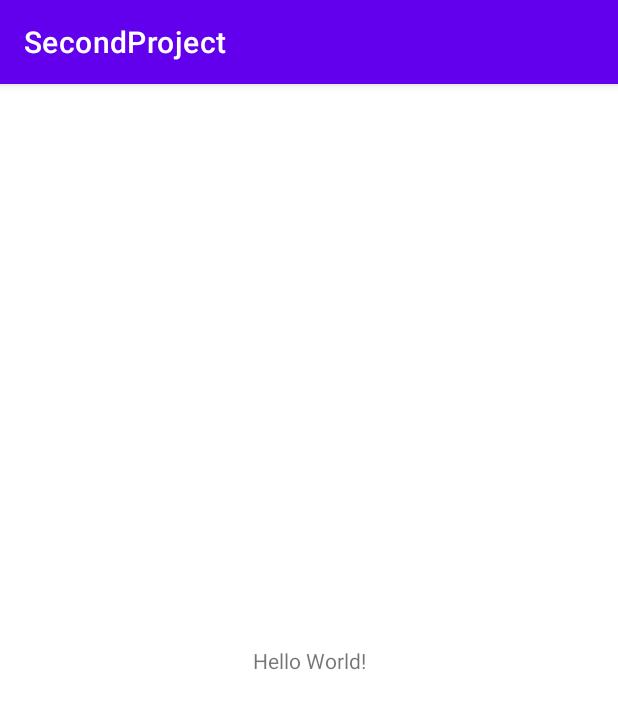
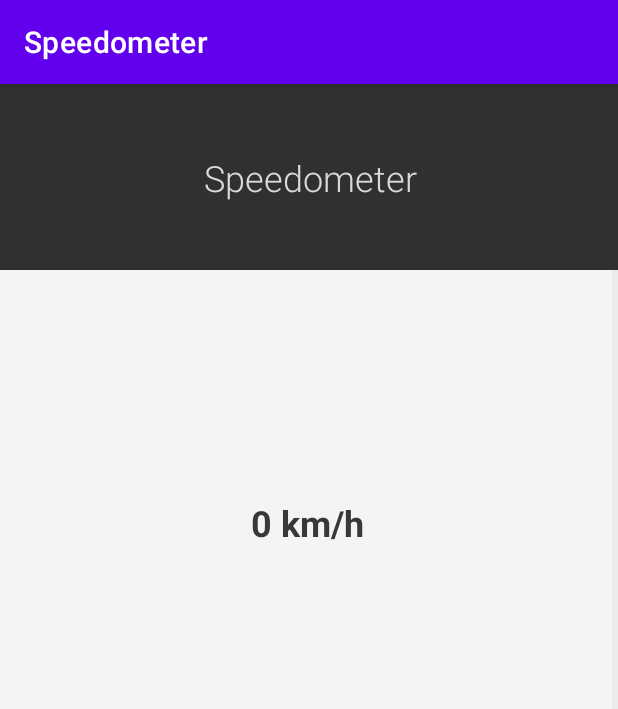
Before and after one commit to kerimartin/seconduniproject, an Android app: the screen it shows after launch (MainActivity), on a phone screen of 412 x 824 dp. Shown: the top 709 px of the screen. Run offline under Robolectric (Android 15) with nearby library versions, the phone set to English and light mode, and no system bars.

Commit message:
create git

```diff
--- a/app/src/main/AndroidManifest.xml
+++ b/app/src/main/AndroidManifest.xml
@@ -1,6 +1,10 @@
 <?xml version="1.0" encoding="utf-8"?>
 <manifest xmlns:android="http://schemas.android.com/apk/res/android"
     package="com.example.secondproject">
+
+    <uses-permission android:name="android.permission.ACCESS_FINE_LOCATION"/>
+    <uses-feature android:name="android.hardware.location.gps"/>
+    <uses-permission android:name="android.permission.ACCESS_COARSE_LOCATION" />
 
     <application
         android:allowBackup="true"
--- a/app/src/main/java/com/example/secondproject/MainActivity.java
+++ b/app/src/main/java/com/example/secondproject/MainActivity.java
@@ -1,15 +1,104 @@
 package com.example.secondproject;
 
+import androidx.annotation.NonNull;
 import androidx.appcompat.app.AppCompatActivity;
+import androidx.appcompat.widget.SwitchCompat;
+import android.Manifest;
+import android.annotation.SuppressLint;
+import android.content.Context;
+import android.content.pm.PackageManager;
+import android.location.Location;
+import android.location.LocationListener;
+import android.location.LocationManager;
+import android.os.Build;
+import android.os.Bundle;
+import android.widget.CompoundButton;
+import android.widget.TextView;
+import android.widget.Toast;
+import java.util.Formatter;
+import java.util.Locale;
 
-import android.os.Bundle;
 
-public class MainActivity extends AppCompatActivity {
+public class MainActivity extends AppCompatActivity implements LocationListener {
 
+    TextView textViewSpeed;
     @Override
     protected void onCreate(Bundle savedInstanceState) {
         super.onCreate(savedInstanceState);
         setContentView(R.layout.activity_main);
+
+        textViewSpeed = findViewById(R.id.textViewSpeed);
+
+        //check for gps permission
+        if (Build.VERSION.SDK_INT >= Build.VERSION_CODES.M && checkSelfPermission(Manifest.permission.ACCESS_FINE_LOCATION)
+                != PackageManager.PERMISSION_GRANTED){
+            requestPermissions(new String[]{Manifest.permission.ACCESS_FINE_LOCATION},100);
+        }else{
+            //start the program if the permission is granted
+            doStuff();
+        }
     }
 
+    @Override
+    public void onLocationChanged(Location location) {
+        if(location!=null){
+            CLocation myLocation = new CLocation(location);
+            this.updateSpeed(myLocation);
+            this.updateLocation(myLocation);
+        }
+
+    }
+
+    @Override
+    public void onStatusChanged(String provider, int status, Bundle extras) {
+
+    }
+
+    @Override
+    public void onProviderEnabled(String provider) {
+
+    }
+
+    @Override
+    public void onProviderDisabled(String provider) {
+
+    }
+    @SuppressLint("MissingPermission")
+    private void doStuff() {
+        LocationManager locationManager = (LocationManager) this.getSystemService(Context.LOCATION_SERVICE);
+        if(locationManager != null){
+            locationManager.requestLocationUpdates(LocationManager.GPS_PROVIDER,0,0,this);
+        }
+        Toast.makeText(this,"Waiting GPS Connection!", Toast.LENGTH_SHORT).show();
+    }
+
+    private void updateSpeed(CLocation location){
+        float nCurrentSpeed =0;
+        if(location!=null){
+            nCurrentSpeed = location.getSpeed();
+        }
+        Formatter fmt = new Formatter(new StringBuilder());
+        fmt.format(Locale.US,"%5.1f",nCurrentSpeed);
+        String strCurrentSpeed = fmt.toString();
+        strCurrentSpeed =strCurrentSpeed.replace(" ","0");
+
+
+        textViewSpeed.setText(strCurrentSpeed+" km/h");
+    }
+
+    private void updateLocation(CLocation location){
+
+    }
+
+    @Override
+    public void onRequestPermissionsResult(int requestCode, @NonNull String[] permissions, @NonNull int[] grantResults) {
+        super.onRequestPermissionsResult(requestCode, permissions, grantResults);
+        if (requestCode == 100) {
+            if (grantResults[0] == PackageManager.PERMISSION_GRANTED) {
+                this.doStuff();
+            } else {
+                finish();
+            }
+        }
+    }
 }
--- a/app/src/main/res/layout/activity_main.xml
+++ b/app/src/main/res/layout/activity_main.xml
@@ -1,18 +1,60 @@
 <?xml version="1.0" encoding="utf-8"?>
 <androidx.constraintlayout.widget.ConstraintLayout xmlns:android="http://schemas.android.com/apk/res/android"
-    xmlns:app="http://schemas.android.com/apk/res-auto"
-    xmlns:tools="http://schemas.android.com/tools"
-    android:layout_width="match_parent"
-    android:layout_height="match_parent"
-    tools:context=".MainActivity">
+xmlns:app="http://schemas.android.com/apk/res-auto"
+xmlns:tools="http://schemas.android.com/tools"
+android:layout_width="match_parent"
+android:layout_height="match_parent"
+android:background="#E3DEDE"
+android:backgroundTint="#ECECEC"
+tools:context=".MainActivity">
+
+
+    <View
+        android:id="@+id/upperBar"
+        android:layout_width="413dp"
+        android:layout_height="124dp"
+        android:background="#303030"
+        app:layout_constraintStart_toStartOf="parent"
+        app:layout_constraintTop_toTopOf="parent" />
+
+<View
+    android:id="@+id/mainBody"
+    android:layout_width="408dp"
+    android:layout_height="621dp"
+    android:background="#F4F4F4"
+    app:layout_constraintEnd_toEndOf="parent"
+    app:layout_constraintHorizontal_bias="0.0"
+    app:layout_constraintStart_toStartOf="parent"
+    app:layout_constraintTop_toBottomOf="@+id/upperBar" />
 
     <TextView
+        android:id="@+id/textViewSpeed"
         android:layout_width="wrap_content"
         android:layout_height="wrap_content"
-        android:text="Hello World!"
+        android:layout_marginTop="139dp"
+        android:layout_marginBottom="402dp"
+        android:text="@string/text_view_speedometer"
+        android:textColor="#393737"
+        android:textSize="24sp"
+        android:textStyle="bold"
         app:layout_constraintBottom_toBottomOf="parent"
-        app:layout_constraintLeft_toLeftOf="parent"
-        app:layout_constraintRight_toRightOf="parent"
-        app:layout_constraintTop_toTopOf="parent" />
+        app:layout_constraintEnd_toEndOf="parent"
+        app:layout_constraintHorizontal_bias="0.498"
+        app:layout_constraintStart_toStartOf="parent"
+        app:layout_constraintTop_toTopOf="parent"
+        app:layout_constraintVertical_bias="0.703" />
+
+    <TextView
+        android:id="@+id/tv2"
+        android:layout_width="wrap_content"
+        android:layout_height="wrap_content"
+        android:fontFamily="sans-serif-light"
+        android:text="Speedometer"
+        android:textColor="#DAD8D8"
+        android:textSize="24sp"
+        app:layout_constraintBottom_toBottomOf="@+id/upperBar"
+        app:layout_constraintEnd_toEndOf="@+id/upperBar"
+        app:layout_constraintStart_toStartOf="@+id/upperBar"
+        app:layout_constraintTop_toTopOf="@+id/upperBar" />
 
 </androidx.constraintlayout.widget.ConstraintLayout>
--- a/app/src/main/res/values/strings.xml
+++ b/app/src/main/res/values/strings.xml
@@ -1,3 +1,4 @@
 <resources>
-    <string name="app_name">SecondProject</string>
+    <string name="app_name">Speedometer</string>
+    <string name="text_view_speedometer">0 km/h</string>
 </resources>
```
Also changed, not shown: app/src/main/java/com/example/secondproject/CLocation.java (added, +52 -0 lines), app/src/main/java/com/example/secondproject/IBaseGpsListener.java (added, +27 -0 lines).
